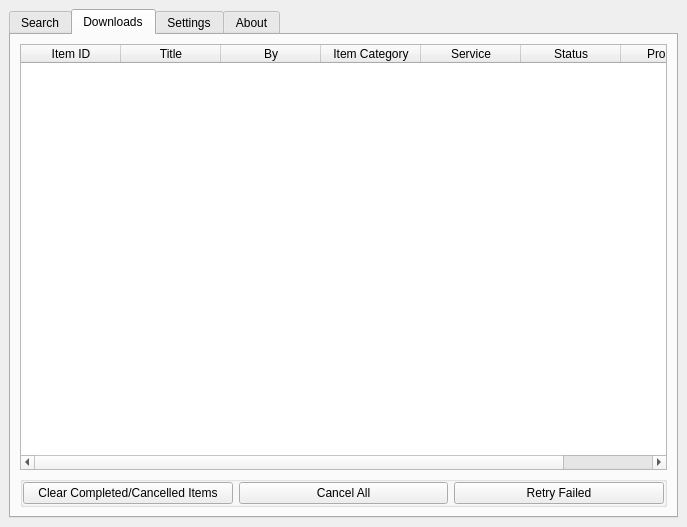
Qt form src/onthespot/gui/qtui/main.ui (moddroid94/onthespot) before a commit.
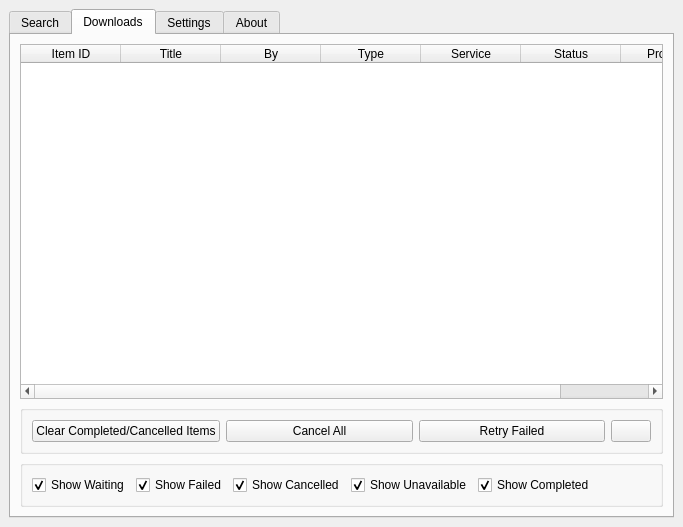
The same form after that commit. The open tabs and pages were chosen to show the change. Icons and pictures are not drawn.

Commit message: Round m3u length, add download queueu filters, reinit spotify tokens on expiry

The edit to the form file:
```diff
--- a/src/onthespot/gui/qtui/main.ui
+++ b/src/onthespot/gui/qtui/main.ui
@@ -9,7 +9,7 @@
    <rect>
     <x>0</x>
     <y>0</y>
-    <width>687</width>
+    <width>683</width>
     <height>527</height>
    </rect>
   </property>
@@ -481,7 +481,7 @@
           </column>
           <column>
            <property name="text">
-            <string>Item Category</string>
+            <string>Type</string>
            </property>
           </column>
           <column>
@@ -515,19 +515,7 @@
           <property name="flat">
            <bool>true</bool>
           </property>
-          <layout class="QHBoxLayout" name="horizontalLayout_27">
-           <property name="leftMargin">
-            <number>0</number>
-           </property>
-           <property name="topMargin">
-            <number>0</number>
-           </property>
-           <property name="rightMargin">
-            <number>0</number>
-           </property>
-           <property name="bottomMargin">
-            <number>0</number>
-           </property>
+          <layout class="QHBoxLayout" name="horizontalLayout_2">
            <item>
             <widget class="QPushButton" name="btn_progress_clear_complete">
              <property name="text">
@@ -549,6 +537,100 @@
              </property>
             </widget>
            </item>
+           <item>
+            <widget class="QPushButton" name="btn_download_filter_toggle">
+             <property name="sizePolicy">
+              <sizepolicy hsizetype="Fixed" vsizetype="Fixed">
+               <horstretch>0</horstretch>
+               <verstretch>0</verstretch>
+              </sizepolicy>
+             </property>
+             <property name="text">
+              <string/>
+             </property>
+            </widget>
+           </item>
+          </layout>
+         </widget>
+        </item>
+        <item>
+         <widget class="QGroupBox" name="group_download_items">
+          <property name="minimumSize">
+           <size>
+            <width>0</width>
+            <height>0</height>
+           </size>
+          </property>
+          <property name="title">
+           <string/>
+          </property>
+          <property name="flat">
+           <bool>false</bool>
+          </property>
+          <layout class="QHBoxLayout" name="horizontalLayout_236">
+           <item>
+            <widget class="QCheckBox" name="inp_download_queue_show_waiting">
+             <property name="text">
+              <string>Show Waiting</string>
+             </property>
+             <property name="checked">
+              <bool>true</bool>
+             </property>
+            </widget>
+           </item>
+           <item>
+            <widget class="QCheckBox" name="inp_download_queue_show_failed">
+             <property name="text">
+              <string>Show Failed</string>
+             </property>
+             <property name="checked">
+              <bool>true</bool>
+             </property>
+            </widget>
+           </item>
+           <item>
+            <widget class="QCheckBox" name="inp_download_queue_show_cancelled">
+             <property name="text">
+              <string>Show Cancelled</string>
+             </property>
+             <property name="checked">
+              <bool>true</bool>
+             </property>
+            </widget>
+           </item>
+           <item>
+            <widget class="QCheckBox" name="inp_download_queue_show_unavailable">
+             <property name="text">
+              <string>Show Unavailable</string>
+             </property>
+             <property name="checked">
+              <bool>true</bool>
+             </property>
+            </widget>
+           </item>
+           <item>
+            <widget class="QCheckBox" name="inp_download_queue_show_completed">
+             <property name="text">
+              <string>Show Completed</string>
+             </property>
+             <property name="checked">
+              <bool>true</bool>
+             </property>
+            </widget>
+           </item>
+           <item>
+            <spacer name="horizontalSpacer_12">
+             <property name="orientation">
+              <enum>Qt::Horizontal</enum>
+             </property>
+             <property name="sizeHint" stdset="0">
+              <size>
+               <width>40</width>
+               <height>20</height>
+              </size>
+             </property>
+            </spacer>
+           </item>
           </layout>
          </widget>
         </item>
```
Left out of the diff: 6 changed lines with no effect on the pictures. The commit also changes 7 other files.
